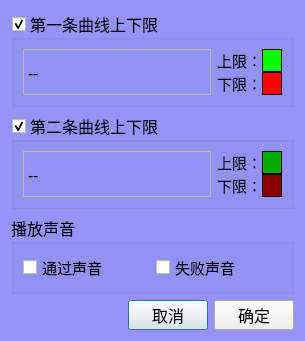
The window that AnalysisMode/dlgLimitSetup.ui (caicaiking/WKEFactoryView2014) describes before a commit, drawn with Qt 5.
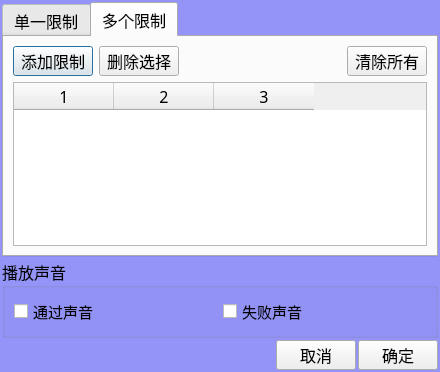
The same window after the commit. Custom widgets are drawn as their Qt base class.

Diff of the .ui file:
```diff
--- a/AnalysisMode/dlgLimitSetup.ui
+++ b/AnalysisMode/dlgLimitSetup.ui
@@ -6,8 +6,8 @@
    <rect>
     <x>0</x>
     <y>0</y>
-    <width>305</width>
-    <height>271</height>
+    <width>440</width>
+    <height>372</height>
    </rect>
   </property>
   <property name="font">
@@ -27,6 +27,40 @@
 }</string>
   </property>
   <layout class="QVBoxLayout" name="verticalLayout_4">
+   <property name="spacing">
+    <number>2</number>
+   </property>
+   <property name="leftMargin">
+    <number>2</number>
+   </property>
+   <property name="topMargin">
+    <number>2</number>
+   </property>
+   <property name="rightMargin">
+    <number>2</number>
+   </property>
+   <property name="bottomMargin">
+    <number>2</number>
+   </property>
+   <item>
+    <widget class="QTabWidget" name="tabWidget">
+     <property name="font">
+      <font>
+       <family>楷体</family>
+       <pointsize>12</pointsize>
+      </font>
+     </property>
+     <property name="styleSheet">
+      <string notr="true"/>
+     </property>
+     <property name="currentIndex">
+      <number>1</number>
+     </property>
+     <widget class="QWidget" name="tab">
+      <attribute name="title">
+       <string>单一限制</string>
+      </attribute>
+      <layout class="QVBoxLayout" name="verticalLayout_3">
    <item>
     <widget class="QGroupBox" name="grpTraceA">
      <property name="font">
@@ -302,6 +336,113 @@
        </layout>
       </item>
      </layout>
+        </widget>
+       </item>
+      </layout>
+     </widget>
+     <widget class="QWidget" name="tab_2">
+      <attribute name="title">
+       <string>多个限制</string>
+      </attribute>
+      <layout class="QVBoxLayout" name="verticalLayout_5">
+       <item>
+        <layout class="QHBoxLayout" name="horizontalLayout_9">
+         <item>
+          <widget class="QPushButton" name="btnAddLimit">
+           <property name="minimumSize">
+            <size>
+             <width>0</width>
+             <height>30</height>
+            </size>
+           </property>
+           <property name="font">
+            <font>
+             <family>楷体</family>
+             <pointsize>12</pointsize>
+            </font>
+           </property>
+           <property name="text">
+            <string>添加限制</string>
+           </property>
+          </widget>
+         </item>
+         <item>
+          <widget class="QPushButton" name="btnDeletLimit">
+           <property name="minimumSize">
+            <size>
+             <width>0</width>
+             <height>30</height>
+            </size>
+           </property>
+           <property name="font">
+            <font>
+             <family>楷体</family>
+             <pointsize>12</pointsize>
+            </font>
+           </property>
+           <property name="text">
+            <string>删除选择</string>
+           </property>
+          </widget>
+         </item>
+         <item>
+          <spacer name="horizontalSpacer_2">
+           <property name="orientation">
+            <enum>Qt::Horizontal</enum>
+           </property>
+           <property name="sizeHint" stdset="0">
+            <size>
+             <width>40</width>
+             <height>20</height>
+            </size>
+           </property>
+          </spacer>
+         </item>
+         <item>
+          <widget class="QPushButton" name="btnClearAllLimit">
+           <property name="minimumSize">
+            <size>
+             <width>0</width>
+             <height>30</height>
+            </size>
+           </property>
+           <property name="font">
+            <font>
+             <family>楷体</family>
+             <pointsize>12</pointsize>
+            </font>
+           </property>
+           <property name="text">
+            <string>清除所有</string>
+           </property>
+          </widget>
+         </item>
+        </layout>
+       </item>
+       <item>
+        <widget class="QTableWidget" name="tbMultiLimit">
+         <property name="font">
+          <font>
+           <family>楷体</family>
+           <pointsize>12</pointsize>
+          </font>
+         </property>
+         <property name="selectionBehavior">
+          <enum>QAbstractItemView::SelectRows</enum>
+         </property>
+         <property name="rowCount">
+          <number>0</number>
+         </property>
+         <property name="columnCount">
+          <number>3</number>
+         </property>
+         <column/>
+         <column/>
+         <column/>
+        </widget>
+       </item>
+      </layout>
+     </widget>
     </widget>
    </item>
    <item>
```
Lines whose indentation alone changed are shown as unchanged.
